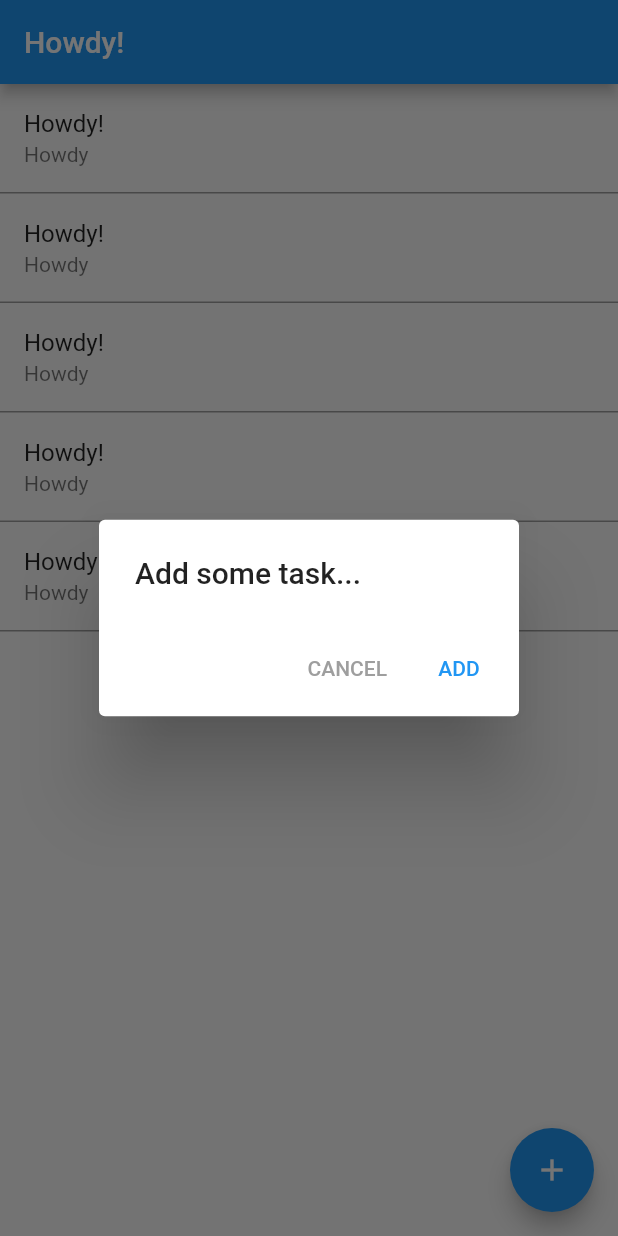
After one commit to ArthurDeveloper/todo, a Flutter app: the screen it shows after launch, after a tap on the "add" icon, on a phone screen of 412 x 824 dp. The commit adds this screen. Run offline on Flutter 3.47's test engine with Material 2 defaults, Android fonts, the phone set to English and light mode, and no system bars.

Commit message:
feat: Added the skeleton for a simple add todo modal

```diff
--- /dev/null
+++ b/lib/add_todo_modal.dart
@@ -0,0 +1,33 @@
+import 'package:flutter/material.dart';
+
+class AddTodoModal extends StatefulWidget {
+    @override
+    State<StatefulWidget> createState() {
+        return AddTodoModalState();
+    }
+}
+
+class AddTodoModalState extends State<AddTodoModal> {
+        @override
+        Widget build(BuildContext context) {
+            return AlertDialog(
+                title: Text('Add some task...'),
+                actions: <Widget>[
+                    TextButton(
+                        onPressed: () => Navigator.of(context).pop(),
+                        child: Text(
+                            'CANCEL',
+                            style: TextStyle(
+                                color: Colors.grey,
+                            ),
+                        ),
+                    ),
+                    TextButton(
+                        // TODO: Make it actually add a todo before vanishing
+                        onPressed: () => Navigator.of(context).pop(),
+                        child: Text('ADD'),
+                    ),
+                ],
+            );
+        }
+}
--- a/lib/home.dart
+++ b/lib/home.dart
@@ -1,4 +1,5 @@
 import 'package:flutter/material.dart';
+import 'add_todo_modal.dart';
 
 class Home extends StatefulWidget {
     @override
@@ -28,6 +29,14 @@ class HomeState extends State<Home> {
                     );
                 },
             ),
+            floatingActionButton: FloatingActionButton(
+                onPressed: () => showDialog<void>(
+                    context: context,
+                    builder: (BuildContext context) => AddTodoModal(),
+                ),
+                tooltip: 'add',
+                child: Icon(Icons.add),
+            ),
         );
     }
 }
```
